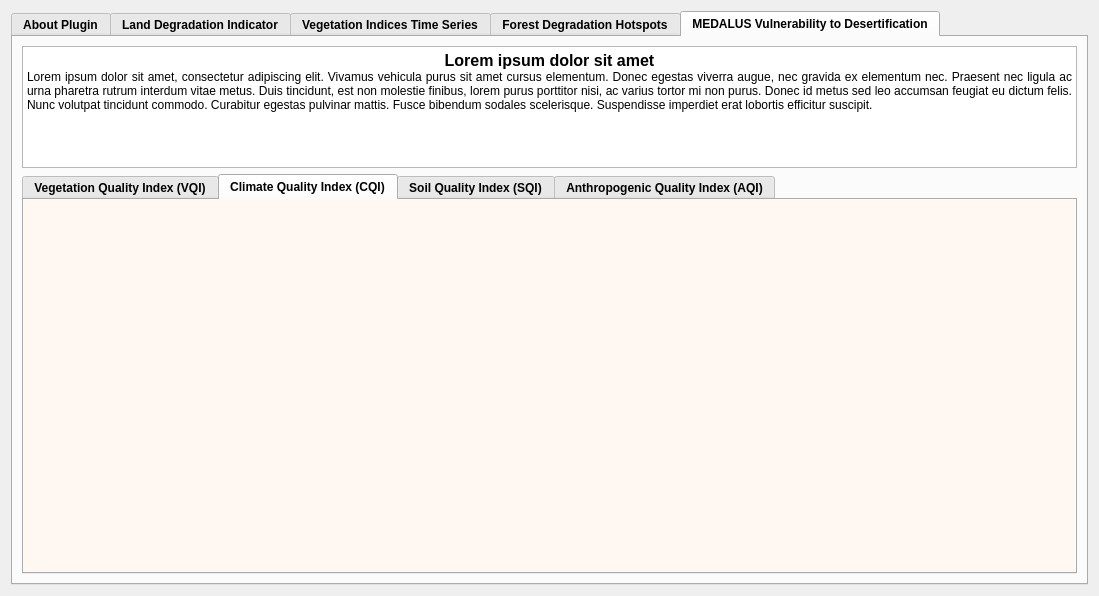
This is MISLAND/gui/DlgAbout.ui in LocateIT/trends.earth as Qt 5 draws it before an edit. The edited form follows.
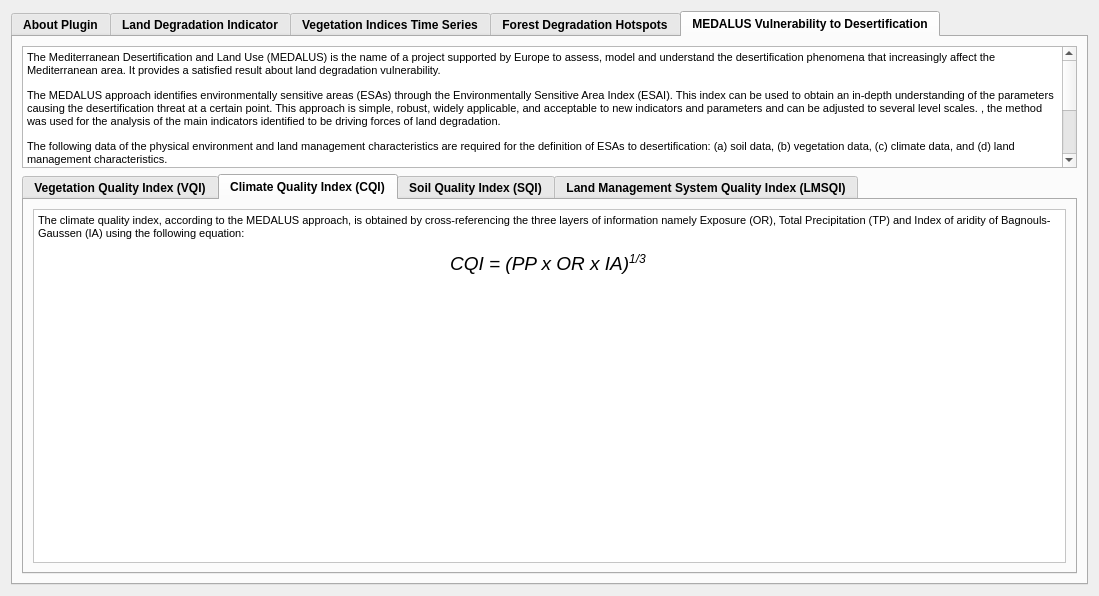
This is the edited form. The open tabs and pages were chosen to show the change. Icons and pictures are not drawn.

```diff
--- a/MISLAND/gui/DlgAbout.ui
+++ b/MISLAND/gui/DlgAbout.ui
@@ -339,8 +339,12 @@
 &lt;html&gt;&lt;head&gt;&lt;meta name=&quot;qrichtext&quot; content=&quot;1&quot; /&gt;&lt;style type=&quot;text/css&quot;&gt;
 p, li { white-space: pre-wrap; }
 &lt;/style&gt;&lt;/head&gt;&lt;body style=&quot; font-family:'MS Shell Dlg 2'; font-size:7.8pt; font-weight:600; font-style:normal;&quot;&gt;
-&lt;p align=&quot;center&quot; style=&quot; margin-top:0px; margin-bottom:0px; margin-left:0px; margin-right:0px; -qt-block-indent:0; text-indent:0px;&quot;&gt;&lt;span style=&quot; font-family:'Open Sans','Arial','sans-serif'; font-size:12pt; color:#000000; background-color:#ffffff;&quot;&gt;Lorem ipsum dolor sit amet&lt;/span&gt;&lt;/p&gt;
-&lt;p align=&quot;justify&quot; style=&quot; margin-top:0px; margin-bottom:0px; margin-left:0px; margin-right:0px; -qt-block-indent:0; text-indent:0px;&quot;&gt;&lt;span style=&quot; font-family:'Open Sans','Arial','sans-serif'; font-size:9pt; font-weight:400; color:#000000; background-color:#ffffff;&quot;&gt;Lorem ipsum dolor sit amet, consectetur adipiscing elit. Vivamus vehicula purus sit amet cursus elementum. Donec egestas viverra augue, nec gravida ex elementum nec. Praesent nec ligula ac urna pharetra rutrum interdum vitae metus. Duis tincidunt, est non molestie finibus, lorem purus porttitor nisi, ac varius tortor mi non purus. Donec id metus sed leo accumsan feugiat eu dictum felis. Nunc volutpat tincidunt commodo. Curabitur egestas pulvinar mattis. Fusce bibendum sodales scelerisque. Suspendisse imperdiet erat lobortis efficitur suscipit.&lt;/span&gt;&lt;/p&gt;&lt;/body&gt;&lt;/html&gt;</string>
+&lt;p style=&quot; margin-top:12px; margin-bottom:12px; margin-left:0px; margin-right:0px; -qt-block-indent:0; text-indent:0px;&quot;&gt;&lt;span style=&quot; font-size:8pt; font-weight:400;&quot;&gt;The Mediterranean Desertification and Land Use (MEDALUS) is the name of a project supported by Europe to assess, model and understand the desertification phenomena that increasingly affect the Mediterranean area. It provides a satisfied result about land degradation vulnerability. &lt;/span&gt;&lt;/p&gt;
+&lt;p style=&quot; margin-top:12px; margin-bottom:12px; margin-left:0px; margin-right:0px; -qt-block-indent:0; text-indent:0px;&quot;&gt;&lt;span style=&quot; font-size:8pt; font-weight:400;&quot;&gt;The MEDALUS approach identifies environmentally sensitive areas (ESAs) through the Environmentally Sensitive Area Index (ESAI). This index can be used to obtain an in-depth understanding of the parameters causing the desertification threat at a certain point. This approach is simple, robust, widely applicable, and acceptable to new indicators and parameters and can be adjusted to several level scales. , the method was used for the analysis of the main indicators identified to be driving forces of land degradation. &lt;/span&gt;&lt;/p&gt;
+&lt;p style=&quot; margin-top:12px; margin-bottom:12px; margin-left:0px; margin-right:0px; -qt-block-indent:0; text-indent:0px;&quot;&gt;&lt;span style=&quot; font-size:8pt; font-weight:400;&quot;&gt;The following data of the physical environment and land management characteristics are required for the definition of ESAs to desertification: (a) soil data, (b) vegetation data, (c) climate data, and (d) land management characteristics. &lt;/span&gt;&lt;/p&gt;
+&lt;p style=&quot; margin-top:12px; margin-bottom:12px; margin-left:0px; margin-right:0px; -qt-block-indent:0; text-indent:0px;&quot;&gt;&lt;span style=&quot; font-size:8pt; font-weight:400;&quot;&gt;The MEDALUS approach is based on the superposition of four sub-indices that are the &lt;/span&gt;&lt;span style=&quot; font-size:8pt; font-weight:400; color:#ff5500;&quot;&gt;Climate Quality Index (CQI), Soil Quality Index (SQI), Vegetation Quality Index (VQI) &lt;/span&gt;&lt;span style=&quot; font-size:8pt; font-weight:400; color:#000000;&quot;&gt;and&lt;/span&gt;&lt;span style=&quot; font-size:8pt; font-weight:400; color:#ff5500;&quot;&gt; the Land Management System Quality Index (LMSQI). &lt;/span&gt;&lt;/p&gt;
+&lt;p style=&quot; margin-top:12px; margin-bottom:12px; margin-left:0px; margin-right:0px; -qt-block-indent:0; text-indent:0px;&quot;&gt;&lt;span style=&quot; font-size:8pt; font-weight:400;&quot;&gt; The estimate of the Desertification Sensitivity Index (DSI) is calculated according to the following equation: &lt;/span&gt;&lt;/p&gt;
+&lt;p align=&quot;center&quot; style=&quot; margin-top:12px; margin-bottom:12px; margin-left:0px; margin-right:0px; -qt-block-indent:0; text-indent:0px;&quot;&gt;&lt;span style=&quot; font-size:14pt; font-weight:400; font-style:italic;&quot;&gt;DSI = (CQI x SQI x VQI x LMSQI)1/4&lt;/span&gt;&lt;span style=&quot; font-size:8pt; font-weight:400; font-style:italic;&quot;&gt; &lt;/span&gt;&lt;/p&gt;&lt;/body&gt;&lt;/html&gt;</string>
          </property>
         </widget>
        </item>
@@ -371,11 +375,49 @@
          </widget>
          <widget class="QWidget" name="tab_15">
           <property name="styleSheet">
-           <string notr="true">background-color: rgb(255, 247, 242);</string>
+           <string notr="true"/>
           </property>
           <attribute name="title">
            <string>Climate Quality Index (CQI)</string>
           </attribute>
+          <layout class="QHBoxLayout" name="horizontalLayout_13">
+           <item>
+            <widget class="QTextBrowser" name="textBrowser_16">
+             <property name="minimumSize">
+              <size>
+               <width>0</width>
+               <height>200</height>
+              </size>
+             </property>
+             <property name="maximumSize">
+              <size>
+               <width>16777215</width>
+               <height>16777215</height>
+              </size>
+             </property>
+             <property name="styleSheet">
+              <string notr="true">background-color: rgb(255, 255, 255);</string>
+             </property>
+             <property name="tabChangesFocus">
+              <bool>false</bool>
+             </property>
+             <property name="html">
+              <string>&lt;!DOCTYPE HTML PUBLIC &quot;-//W3C//DTD HTML 4.0//EN&quot; &quot;http://www.w3.org/TR/REC-html40/strict.dtd&quot;&gt;
+&lt;html&gt;&lt;head&gt;&lt;meta name=&quot;qrichtext&quot; content=&quot;1&quot; /&gt;&lt;style type=&quot;text/css&quot;&gt;
+p, li { white-space: pre-wrap; }
+&lt;/style&gt;&lt;/head&gt;&lt;body style=&quot; font-family:'MS Shell Dlg 2'; font-size:7.8pt; font-weight:600; font-style:normal;&quot;&gt;
+&lt;p style=&quot; margin-top:12px; margin-bottom:12px; margin-left:0px; margin-right:0px; -qt-block-indent:0; text-indent:0px;&quot;&gt;&lt;span style=&quot; font-size:8pt; font-weight:400;&quot;&gt;The climate quality index, according to the MEDALUS approach, is obtained by cross-referencing the three layers of information namely Exposure (OR), Total Precipitation (TP) and Index of aridity of Bagnouls-Gaussen (IA) using the following equation: &lt;/span&gt;&lt;/p&gt;
+&lt;p align=&quot;center&quot; style=&quot; margin-top:12px; margin-bottom:12px; margin-left:0px; margin-right:0px; -qt-block-indent:0; text-indent:0px;&quot;&gt;&lt;span style=&quot; font-size:14pt; font-weight:400; font-style:italic;&quot;&gt;CQI = (PP x OR x IA)&lt;/span&gt;&lt;span style=&quot; font-size:14pt; font-weight:400; font-style:italic; vertical-align:super;&quot;&gt;1/3&lt;/span&gt;&lt;span style=&quot; font-size:8pt; font-weight:400;&quot;&gt; &lt;/span&gt;&lt;/p&gt;
+&lt;p align=&quot;center&quot; style=&quot; margin-top:12px; margin-bottom:12px; margin-left:0px; margin-right:0px; -qt-block-indent:0; text-indent:0px;&quot;&gt;&lt;img src=&quot;:/plugins/MISLAND/icons/cqi.png&quot; /&gt;&lt;span style=&quot; font-size:8pt; font-weight:400;&quot;&gt; &lt;/span&gt;&lt;/p&gt;
+&lt;p style=&quot; margin-top:12px; margin-bottom:12px; margin-left:0px; margin-right:0px; -qt-block-indent:0; text-indent:0px;&quot;&gt;&lt;span style=&quot; font-size:8pt;&quot;&gt; &lt;/span&gt;&lt;span style=&quot; font-size:8pt; font-weight:400;&quot;&gt; &lt;/span&gt;&lt;/p&gt;
+&lt;p style=&quot; margin-top:12px; margin-bottom:12px; margin-left:0px; margin-right:0px; -qt-block-indent:0; text-indent:0px;&quot;&gt;&lt;span style=&quot; font-size:8pt; font-weight:400;&quot;&gt;          &lt;/span&gt;&lt;/p&gt;
+&lt;p style=&quot; margin-top:12px; margin-bottom:12px; margin-left:0px; margin-right:0px; -qt-block-indent:0; text-indent:0px;&quot;&gt;&lt;span style=&quot; font-size:8pt; font-weight:400;&quot;&gt;  &lt;/span&gt;&lt;/p&gt;
+&lt;p style=&quot; margin-top:12px; margin-bottom:12px; margin-left:0px; margin-right:0px; -qt-block-indent:0; text-indent:0px;&quot;&gt;&lt;span style=&quot; font-size:8pt; font-weight:400;&quot;&gt;  &lt;/span&gt;&lt;/p&gt;
+&lt;p style=&quot; margin-top:12px; margin-bottom:12px; margin-left:0px; margin-right:0px; -qt-block-indent:0; text-indent:0px;&quot;&gt;&lt;span style=&quot; font-size:14pt; font-weight:400;&quot;&gt; &lt;/span&gt;&lt;span style=&quot; font-size:8pt; font-weight:400;&quot;&gt; &lt;/span&gt;&lt;/p&gt;&lt;/body&gt;&lt;/html&gt;</string>
+             </property>
+            </widget>
+           </item>
+          </layout>
          </widget>
          <widget class="QWidget" name="tab_16">
           <property name="styleSheet">
@@ -390,7 +432,7 @@
            <string notr="true">background-color: rgb(247, 255, 251);</string>
           </property>
           <attribute name="title">
-           <string>Anthropogenic Quality Index (AQI)</string>
+           <string>Land Management System Quality Index (LMSQI)</string>
           </attribute>
          </widget>
         </widget>
```
Left out of the diff: 451 changed lines with no effect on the pictures.
